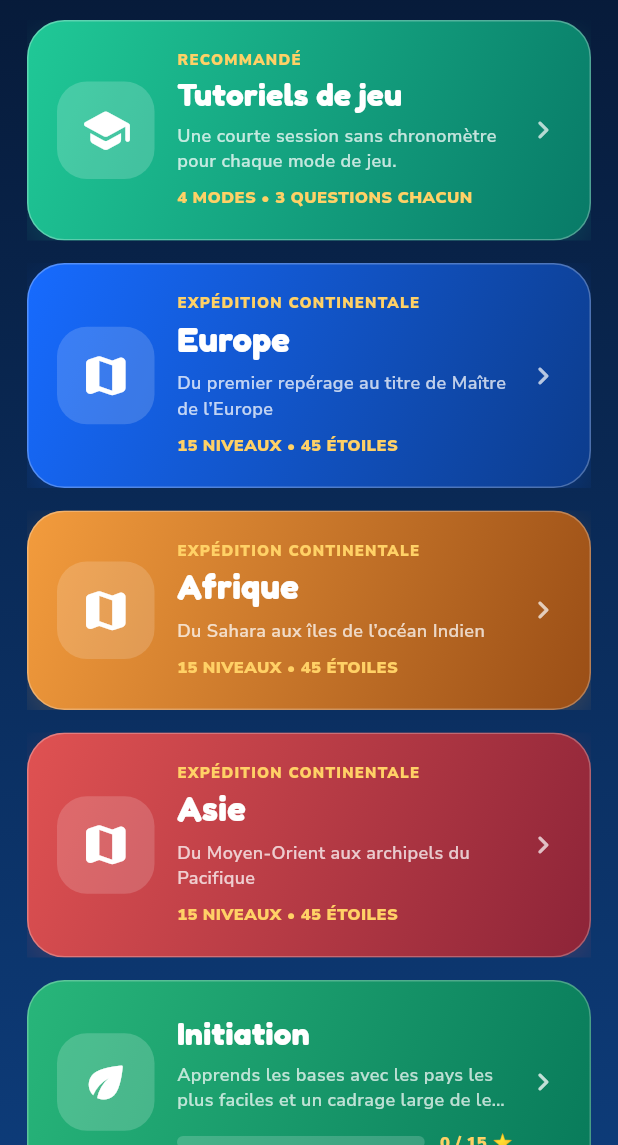
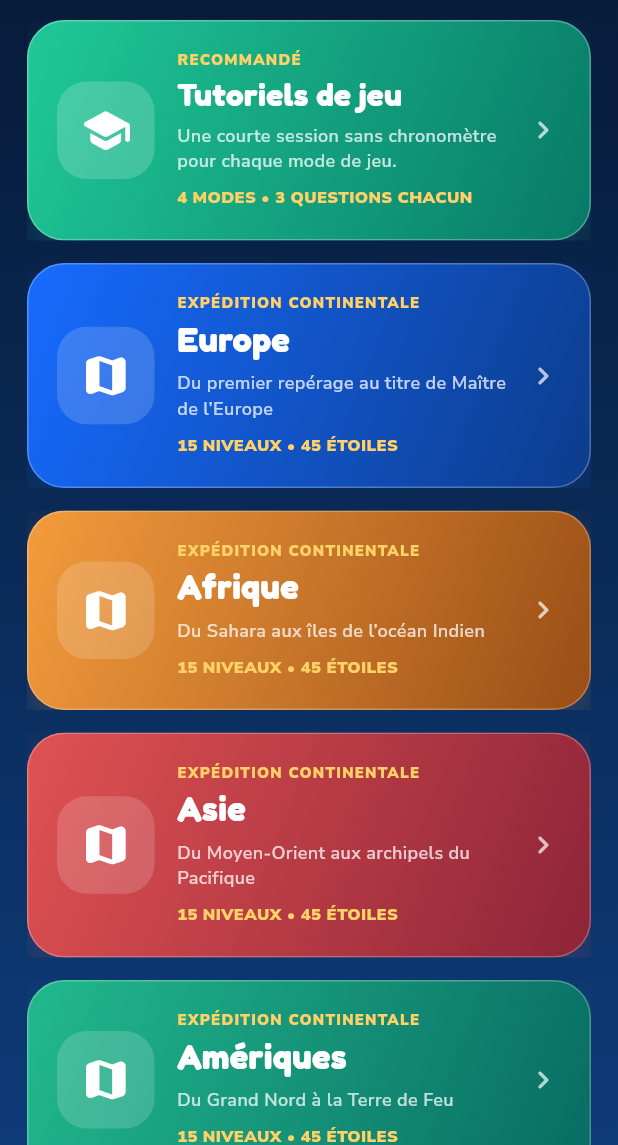
Before and after one commit to romainfiguera7-dotcom/geopoint, a Flutter app: the ExpeditionsScreen screen opened directly with empty values, on a phone screen of 412 x 824 dp, the part 91-1236 px from its top. Run offline on Flutter 3.47's test engine with Material 3 defaults, Android fonts, the phone set to English and light mode, and no system bars; our stand-ins replace flutter_map, google_fonts, latlong2, shared_preferences; accounts and stored records are empty.

Commit message:
Ajoute l expedition Ameriques

```diff
--- a/INSTALLATION.txt
+++ b/INSTALLATION.txt
@@ -1,4 +1,4 @@
-GeoPoint - Phase 2 : Expéditions Europe, Afrique et Asie
+GeoPoint - Phase 2 : Expéditions Europe, Afrique, Asie et Amériques
 
 INSTALLATION
 
@@ -18,6 +18,7 @@ lib/game/continent/continent_progress.dart
 lib/game/continent/continent_storage.dart
 lib/game/continent/africa_expedition.dart
 lib/game/continent/asia_expedition.dart
+lib/game/continent/americas_expedition.dart
 
 FICHIERS MIS À JOUR
 
@@ -28,15 +29,34 @@ lib/game/game_screen.dart
 TEST RAPIDE
 
 - Ouvrir Expéditions.
-- Vérifier que les cartes Europe, Afrique et Asie apparaissent sous Tutoriels de jeu.
+- Vérifier que les cartes Europe, Afrique, Asie et Amériques apparaissent sous Tutoriels de jeu.
 - Ouvrir Europe : les 15 niveaux doivent être affichés.
 - Ouvrir Afrique : les 15 niveaux doivent être affichés.
 - Ouvrir Asie : les 15 niveaux doivent être affichés.
+- Ouvrir Amériques : les 15 niveaux doivent être affichés.
 - Seul le premier niveau doit être disponible au départ.
 - Terminer le premier niveau avec au moins une étoile.
 - Vérifier que le deuxième niveau se débloque.
 - Fermer et relancer l’application pour vérifier la sauvegarde.
 - Les expéditions historiques et les quatre tutoriels doivent toujours fonctionner.
+
+PROGRESSION AMÉRIQUES
+
+1. Découverte des Amériques
+2. Les grands pays
+3. Pays faciles à reconnaître
+4. Du Nord à l’Amérique centrale
+5. Cap sur l’Amérique du Sud
+6. Archipel des Caraïbes
+7. Drapeaux principaux
+8. Capitales principales
+9. Territoires américains
+10. Silhouettes des Amériques
+11. Épreuve mixte
+12. Révision GeoBrain
+13. Défi chronométré
+14. Examen des Amériques
+15. Maître des Amériques
 
 PROGRESSION ASIE
 
--- a/lib/features/expeditions/expeditions_screen.dart
+++ b/lib/features/expeditions/expeditions_screen.dart
@@ -2,6 +2,7 @@ import 'package:flutter/material.dart';
 import 'package:google_fonts/google_fonts.dart';
 
 import '../../game/continent/africa_expedition.dart';
+import '../../game/continent/americas_expedition.dart';
 import '../../game/continent/asia_expedition.dart';
 import '../../game/continent/continent_expedition.dart';
 import '../../game/continent/europe_expedition.dart';
@@ -137,6 +138,7 @@ class _ExpeditionList extends StatelessWidget {
     EuropeExpeditionCatalog.europe,
     AfricaExpeditionCatalog.africa,
     AsiaExpeditionCatalog.asia,
+    AmericasExpeditionCatalog.americas,
   ];
 
   Future<void> _openTutorials(
@@ -398,6 +400,11 @@ class _ContinentExpeditionCard extends StatelessWidget {
 
   List<Color> get _colors {
     switch (expedition.id) {
+      case 'americas':
+        return const <Color>[
+          Color(0xFF22B98D),
+          Color(0xFF086B63),
+        ];
       case 'asia':
         return const <Color>[
           Color(0xFFE05252),
--- /dev/null
+++ b/lib/game/continent/americas_expedition.dart
@@ -0,0 +1,283 @@
+import 'package:latlong2/latlong.dart';
+
+import 'continent_expedition.dart';
+
+class AmericasExpeditionCatalog {
+  AmericasExpeditionCatalog._();
+
+  static const List<String> allAmericanCountries = <String>[
+    'CAN',
+    'USA',
+    'MEX',
+    'BLZ',
+    'GTM',
+    'HND',
+    'SLV',
+    'NIC',
+    'CRI',
+    'PAN',
+    'ATG',
+    'BHS',
+    'BRB',
+    'CUB',
+    'DMA',
+    'DOM',
+    'GRD',
+    'HTI',
+    'JAM',
+    'KNA',
+    'LCA',
+    'VCT',
+    'TTO',
+    'ARG',
+    'BOL',
+    'BRA',
+    'CHL',
+    'COL',
+    'ECU',
+    'GUY',
+    'PRY',
+    'PER',
+    'SUR',
+    'URY',
+    'VEN',
+  ];
+
+  static const ContinentExpedition americas = ContinentExpedition(
+    id: 'americas',
+    name: 'Amériques',
+    subtitle: 'Du Grand Nord à la Terre de Feu',
+    completionReward: 'Titre : Maître des Amériques',
+    levels: <ContinentLevel>[
+      ContinentLevel(
+        id: 'americas_01_discovery',
+        order: 1,
+        title: 'Découverte des Amériques',
+        description: 'Commence avec cinq pays incontournables.',
+        objective: 'Repérer les États-Unis, le Canada, le Mexique, le Brésil et l’Argentine.',
+        modeId: 'find_country',
+        difficultyId: 'discovery',
+        countryIds: <String>['USA', 'CAN', 'MEX', 'BRA', 'ARG'],
+        questionCount: 5,
+        questionDurationSeconds: 25,
+        initialCenter: LatLng(8, -78),
+        initialZoom: 2.2,
+        rewardLabel: 'XP de la partie + jusqu’à 3 étoiles',
+      ),
+      ContinentLevel(
+        id: 'americas_02_large_countries',
+        order: 2,
+        title: 'Les grands pays',
+        description: 'Explore les plus vastes territoires américains.',
+        objective: 'Identifier huit grands pays du nord au sud.',
+        modeId: 'find_country',
+        difficultyId: 'easy',
+        countryIds: <String>['CAN', 'USA', 'BRA', 'ARG', 'MEX', 'PER', 'COL', 'BOL'],
+        questionCount: 8,
+        questionDurationSeconds: 22,
+        initialCenter: LatLng(8, -78),
+        initialZoom: 2.2,
+        rewardLabel: 'XP de la partie + jusqu’à 3 étoiles',
+      ),
+      ContinentLevel(
+        id: 'americas_03_easy_shapes',
+        order: 3,
+        title: 'Pays faciles à reconnaître',
+        description: 'Utilise les côtes et les formes caractéristiques.',
+        objective: 'Reconnaître huit pays aux contours marqués.',
+        modeId: 'find_country',
+        difficultyId: 'easy',
+        countryIds: <String>['CHL', 'CUB', 'PAN', 'URY', 'ECU', 'BRA', 'ARG', 'MEX'],
+        questionCount: 8,
+        questionDurationSeconds: 20,
+        initialCenter: LatLng(2, -76),
+        initialZoom: 2.3,
+        rewardLabel: 'XP de la partie + jusqu’à 3 étoiles',
+      ),
+      ContinentLevel(
+        id: 'americas_04_north_central',
+        order: 4,
+        title: 'Du Nord à l’Amérique centrale',
+        description: 'Descends du Canada jusqu’au canal de Panama.',
+        objective: 'Différencier les dix pays du nord et du centre.',
+        modeId: 'find_country',
+        difficultyId: 'intermediate',
+        countryIds: <String>['CAN', 'USA', 'MEX', 'GTM', 'BLZ', 'HND', 'SLV', 'NIC', 'CRI', 'PAN'],
+        questionCount: 10,
+        questionDurationSeconds: 19,
+        initialCenter: LatLng(24, -95),
+        initialZoom: 2.7,
+        rewardLabel: 'XP de la partie + jusqu’à 3 étoiles',
+      ),
+      ContinentLevel(
+        id: 'americas_05_south',
+        order: 5,
+        title: 'Cap sur l’Amérique du Sud',
+        description: 'Découvre les Andes, l’Amazonie et le cône sud.',
+        objective: 'Apprendre dix pays sud-américains.',
+        modeId: 'find_country',
+        difficultyId: 'intermediate',
+        countryIds: <String>['COL', 'VEN', 'ECU', 'PER', 'BOL', 'PRY', 'URY', 'GUY', 'SUR', 'CHL'],
+        questionCount: 10,
+        questionDurationSeconds: 18,
+        initialCenter: LatLng(-16, -61),
+        initialZoom: 2.8,
+        rewardLabel: 'XP de la partie + jusqu’à 3 étoiles',
+      ),
+      ContinentLevel(
+        id: 'americas_06_caribbean',
+        order: 6,
+        title: 'Archipel des Caraïbes',
+        description: 'Zoome parmi les grandes et petites Antilles.',
+        objective: 'Repérer dix États insulaires des Caraïbes.',
+        modeId: 'find_country',
+        difficultyId: 'hard',
+        countryIds: <String>['CUB', 'HTI', 'DOM', 'JAM', 'BHS', 'TTO', 'BRB', 'ATG', 'DMA', 'GRD', 'LCA', 'VCT', 'KNA'],
+        questionCount: 10,
+        questionDurationSeconds: 22,
+        initialCenter: LatLng(18, -70),
+        initialZoom: 3.3,
+        rewardLabel: 'XP de la partie + jusqu’à 3 étoiles',
+      ),
+      ContinentLevel(
+        id: 'americas_07_flags',
+        order: 7,
+        title: 'Drapeaux principaux',
+        description: 'Associe les drapeaux américains à leur pays.',
+        objective: 'Retrouver dix pays grâce à leur drapeau.',
+        modeId: 'find_flag',
+        difficultyId: 'intermediate',
+        countryIds: <String>['USA', 'CAN', 'MEX', 'BRA', 'ARG', 'CHL', 'COL', 'CUB', 'JAM', 'PER'],
+        questionCount: 10,
+        questionDurationSeconds: 18,
+        initialCenter: LatLng(5, -78),
+        initialZoom: 2.2,
+        rewardLabel: 'XP de la partie + jusqu’à 3 étoiles',
+      ),
+      ContinentLevel(
+        id: 'americas_08_capitals',
+        order: 8,
+        title: 'Capitales principales',
+        description: 'Place les grandes capitales des Amériques.',
+        objective: 'Localiser dix capitales du nord au sud.',
+        modeId: 'find_capital',
+        difficultyId: 'intermediate',
+        countryIds: <String>['USA', 'CAN', 'MEX', 'BRA', 'ARG', 'CHL', 'COL', 'CUB', 'PER', 'VEN'],
+        questionCount: 10,
+        questionDurationSeconds: 20,
+        initialCenter: LatLng(5, -78),
+        initialZoom: 2.2,
+        rewardLabel: 'XP de la partie + jusqu’à 3 étoiles',
+      ),
+      ContinentLevel(
+        id: 'americas_09_territories',
+        order: 9,
+        title: 'Territoires américains',
+        description: 'Pars à la recherche des dépendances et territoires.',
+        objective: 'Trouver les territoires disponibles sur la carte.',
+        modeId: 'find_country',
+        difficultyId: 'expert',
+        countryIds: <String>['GRL', 'BMU', 'PRI', 'VIR', 'VGB', 'CYM', 'TCA', 'ABW', 'CUW', 'SXM', 'BLM', 'MAF', 'FLK'],
+        questionCount: 12,
+        questionDurationSeconds: 24,
+        initialCenter: LatLng(10, -72),
+        initialZoom: 2.3,
+        rewardLabel: 'XP de la partie + jusqu’à 3 étoiles',
+      ),
+      ContinentLevel(
+        id: 'americas_10_silhouettes',
+        order: 10,
+        title: 'Silhouettes des Amériques',
+        description: 'Reconnais les pays uniquement grâce à leur contour.',
+        objective: 'Identifier dix silhouettes américaines.',
+        modeId: 'ultimate',
+        difficultyId: 'hard',
+        countryIds: <String>['USA', 'CAN', 'MEX', 'BRA', 'ARG', 'CHL', 'CUB', 'PAN', 'PER', 'VEN'],
+        questionCount: 10,
+        questionDurationSeconds: 20,
+        initialCenter: LatLng(5, -78),
+        initialZoom: 2.2,
+        rewardLabel: 'Jusqu’à 3 étoiles américaines',
+        isSilhouette: true,
+      ),
+      ContinentLevel(
+        id: 'americas_11_mixed',
+        order: 11,
+        title: 'Épreuve mixte',
+        description: 'Enchaîne pays, capitales et drapeaux.',
+        objective: 'Réussir douze questions de types différents.',
+        modeId: 'mixed',
+        difficultyId: 'hard',
+        countryIds: allAmericanCountries,
+        questionCount: 12,
+        questionDurationSeconds: 17,
+        initialCenter: LatLng(5, -78),
+        initialZoom: 2.2,
+        rewardLabel: 'XP de la partie + jusqu’à 3 étoiles',
+      ),
+      ContinentLevel(
+        id: 'americas_12_revision',
+        order: 12,
+        title: 'Révision GeoBrain',
+        description: 'Le GeoBrain sélectionne les pays à retravailler.',
+        objective: 'Renforcer tes points faibles personnels dans les Amériques.',
+        modeId: 'mixed',
+        difficultyId: 'hard',
+        countryIds: allAmericanCountries,
+        questionCount: 10,
+        questionDurationSeconds: 18,
+        initialCenter: LatLng(5, -78),
+        initialZoom: 2.2,
+        rewardLabel: 'Révision personnalisée + jusqu’à 3 étoiles',
+        useGeoBrain: true,
+      ),
+      ContinentLevel(
+        id: 'americas_13_timed',
+        order: 13,
+        title: 'Défi chronométré',
+        description: 'Réponds vite d’un bout à l’autre des Amériques.',
+        objective: 'Tenir quinze questions avec seulement douze secondes.',
+        modeId: 'mixed',
+        difficultyId: 'hard',
+        countryIds: allAmericanCountries,
+        questionCount: 15,
+        questionDurationSeconds: 12,
+        initialCenter: LatLng(5, -78),
+        initialZoom: 2.2,
+        rewardLabel: 'Bonus de score temporel + jusqu’à 3 étoiles',
+      ),
+      ContinentLevel(
+        id: 'americas_14_exam',
+        order: 14,
+        title: 'Examen des Amériques',
+        description: 'L’examen complet avant le rang Maître.',
+        objective: 'Obtenir au moins une étoile sur vingt questions.',
+        modeId: 'mixed',
+        difficultyId: 'expert',
+        countryIds: allAmericanCountries,
+        questionCount: 20,
+        questionDurationSeconds: 14,
+        initialCenter: LatLng(20, 0),
+        initialZoom: 2.2,
+        rewardLabel: 'Validation de l’examen des Amériques',
+        isExam: true,
+      ),
+      ContinentLevel(
+        id: 'americas_15_master',
+        order: 15,
+        title: 'Maître des Amériques',
+        description: 'Aucun ciblage : toute la carte est ouverte.',
+        objective: 'Réussir l’ultime série américaine sans aide.',
+        modeId: 'mixed',
+        difficultyId: 'expert',
+        countryIds: allAmericanCountries,
+        questionCount: 25,
+        questionDurationSeconds: 12,
+        initialCenter: LatLng(20, 0),
+        initialZoom: 2.2,
+        rewardLabel: 'Débloque le titre Maître des Amériques',
+        isMaster: true,
+      ),
+    ],
+  );
+}
```
